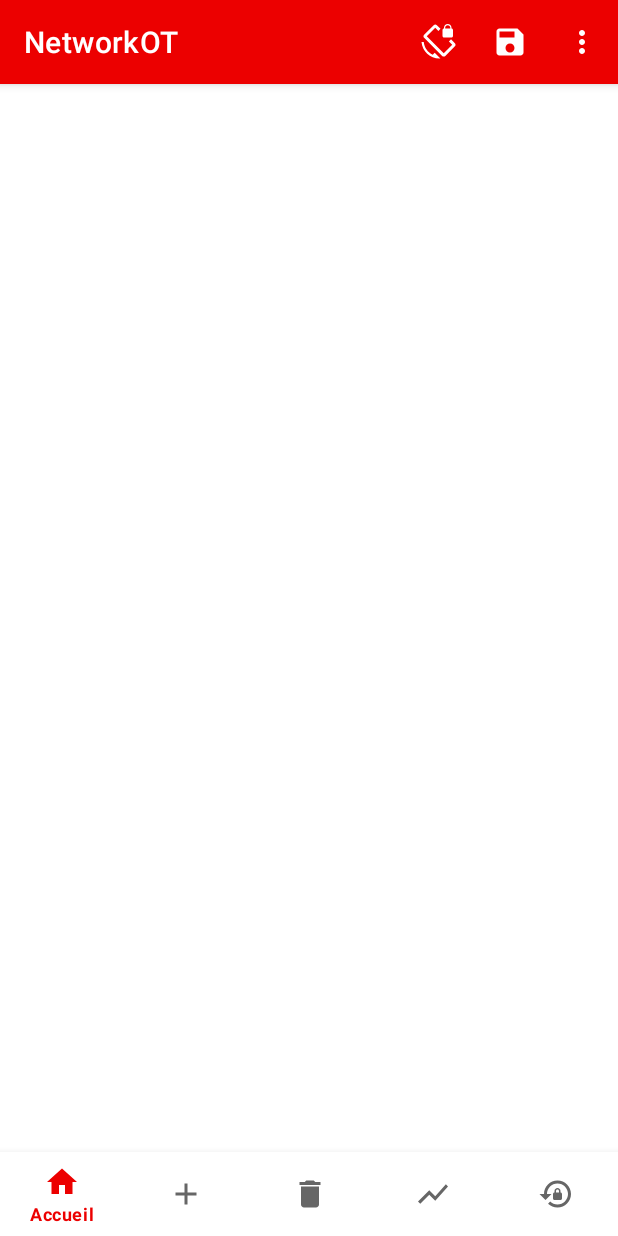
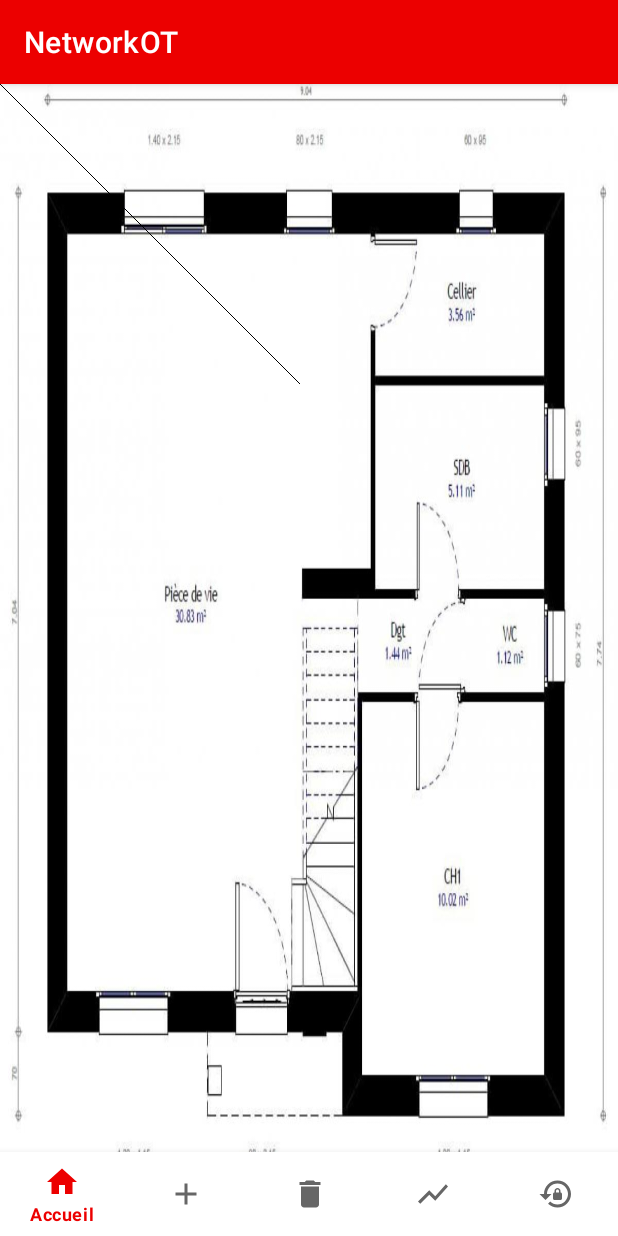
Before and after one commit to emmanuel-01OA/Networktp, an Android app: the screen it shows after launch (MainActivity), on a phone screen of 412 x 824 dp. Run offline under Robolectric (Android 15) with nearby library versions, the phone set to English and light mode, and no system bars; 1 statement that could not run was skipped.

```diff
--- a/app/src/main/res/layout/activity_main.xml
+++ b/app/src/main/res/layout/activity_main.xml
@@ -2,43 +2,39 @@
 <androidx.constraintlayout.widget.ConstraintLayout xmlns:android="http://schemas.android.com/apk/res/android"
     xmlns:app="http://schemas.android.com/apk/res-auto"
     xmlns:tools="http://schemas.android.com/tools"
-    android:layout_width="match_parent"
-    android:layout_height="match_parent"
+    android:layout_width="wrap_content"
+    android:layout_height="wrap_content"
+    android:background="@drawable/plan_maison"
     tools:context=".MainActivity">
 
 
-    <androidx.core.widget.NestedScrollView
-        android:id="@+id/nestedScrollView"
-        android:layout_width="0dp"
-        android:layout_height="0dp"
-        app:layout_behavior="@string/appbar_scrolling_view_behavior"
-        app:layout_constraintBottom_toBottomOf="parent"
-        app:layout_constraintEnd_toEndOf="parent"
-        app:layout_constraintStart_toStartOf="parent"
-        app:layout_constraintTop_toTopOf="parent">
-
-
-        <com.example.networkot.Connexionlgn
-            android:layout_width="match_parent"
-            android:layout_height="match_parent" />
-
-
-
-    </androidx.core.widget.NestedScrollView>
-
   <!--  <LinearLayout
         android:layout_width="match_parent"
-        android:layout_height="match_parent" >
-
+        android:layout_height="match_parent"
+        >
         <ImageView
             android:layout_width="wrap_content"
             android:layout_height="wrap_content"
-
-            android:src="@drawable/plan_maison"
+            app:srcCompat="@drawable/plan_maison"
             android:contentDescription="@string/plan_maison_desc" />
 
+    </LinearLayout>-->
+  <!--  <androidx.appcompat.widget.AppCompatImageView
+        android:id="@+id/Appj"
+        android:layout_width="match_parent"
+        android:layout_height="match_parent"
+        android:src="@drawable/plan_maison"
+        android:contentDescription="@string/plan_maison_desc">
 
-    </LinearLayout>-->
+         </androidx.appcompat.widget.AppCompatImageView>
+
+-->
+
+    <com.example.networkot.Connexionlgn
+        android:layout_width="match_parent"
+        android:layout_height="match_parent" />
+
+
 
     <com.google.android.material.bottomnavigation.BottomNavigationView
         android:id="@+id/bottomNavigationView"
--- a/app/src/main/res/menu/bouton_up_menu.xml
+++ /dev/null
@@ -1,47 +0,0 @@
-<?xml version="1.0" encoding="utf-8"?>
-<menu xmlns:app="http://schemas.android.com/apk/res-auto"
-    xmlns:android="http://schemas.android.com/apk/res/android">
-
-
-    <item
-
-        android:id= "@+id/btnBloc"
-        android:title="@string/bloquer_or"
-        android:icon="@drawable/baseline_bloc_24"
-        android:contentDescription="enregistrer"
-        app:showAsAction="ifRoom" />
-
-    <item
-
-        android:id= "@+id/enregistrer"
-        android:title="@string/enregistrer"
-        android:icon="@drawable/baseline_save_24"
-        android:contentDescription="enregistrer"
-        app:showAsAction="ifRoom" />
-
-    <item
-
-        android:id= "@+id/btnplus"
-        android:title="@string/plus"
-        android:icon="@drawable/baseline_more_vert_24"
-        android:contentDescription="anglais"
-        app:showAsAction="ifRoom" >
-
-
-    <menu>
-        <!--app_name a refaire -->
-        <item
-
-            android:id="@+id/btnfr"
-            android:icon="@drawable/francais"
-            android:title="@string/fr" />
-        <item android:id="@+id/btnang"
-            android:icon="@drawable/anglais"
-            android:title="@string/en"
-
-            />
-    </menu>
-
-    </item>
-
-</menu>
```
